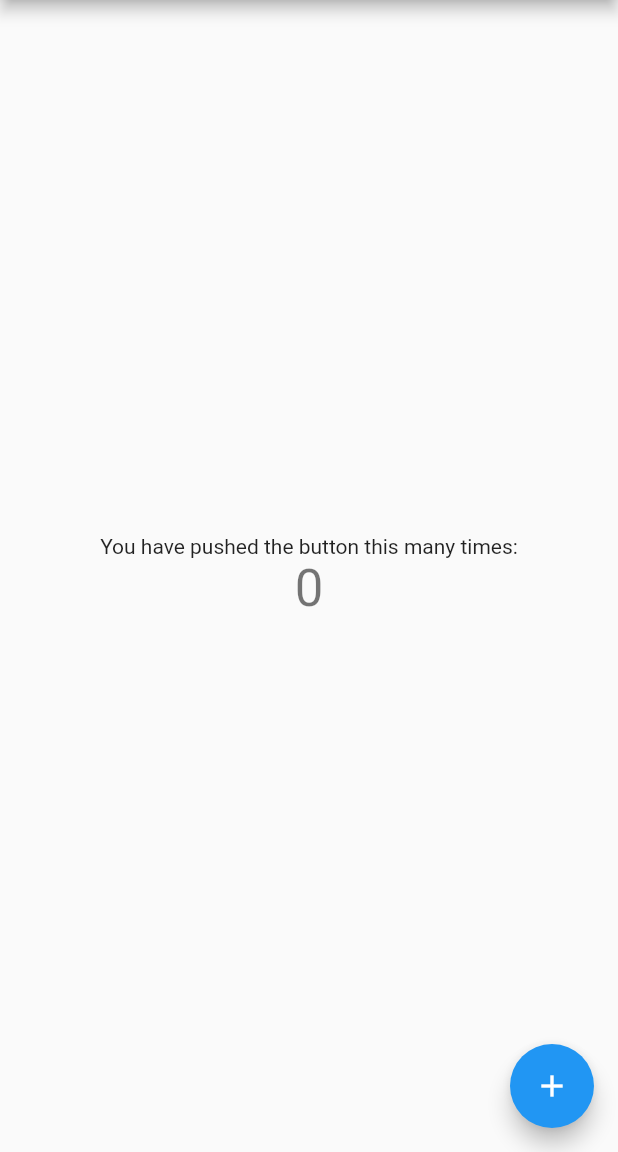
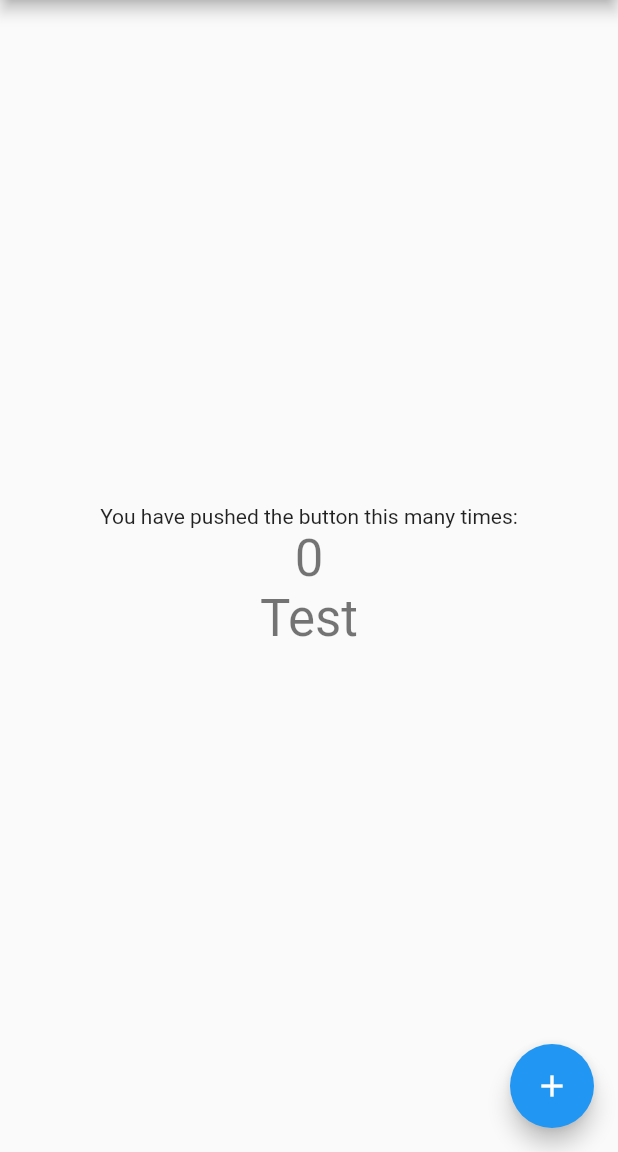
Before and after one commit to basepbutenko/HelloWorld, a Flutter app: the screen it shows after launch, on a phone screen of 412 x 824 dp, the part 84-1236 px from its top. Run offline on Flutter 3.47's test engine with Material 2 defaults, Android fonts, the phone set to English and light mode, and no system bars.

Commit message:
add text

```diff
--- a/lib/main.dart
+++ b/lib/main.dart
@@ -102,6 +102,10 @@ class _MyHomePageState extends State<MyHomePage> {
               '$_counter',
               style: Theme.of(context).textTheme.headline4,
             ),
+            Text(
+              'Test',
+              style: Theme.of(context).textTheme.headline4,
+            ),
           ],
         ),
       ),
```
